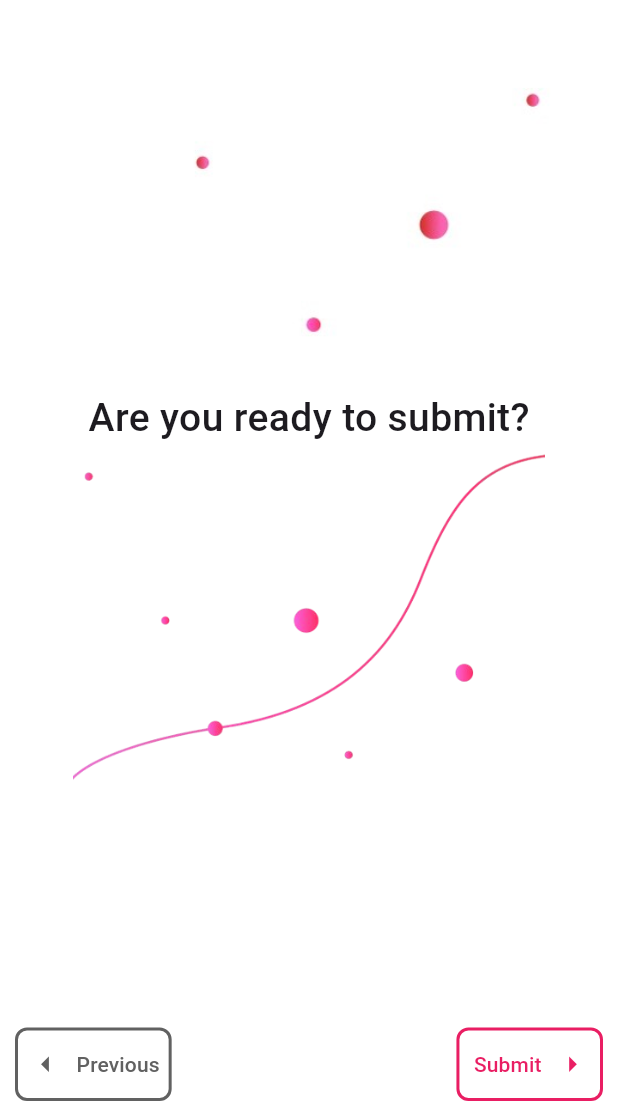
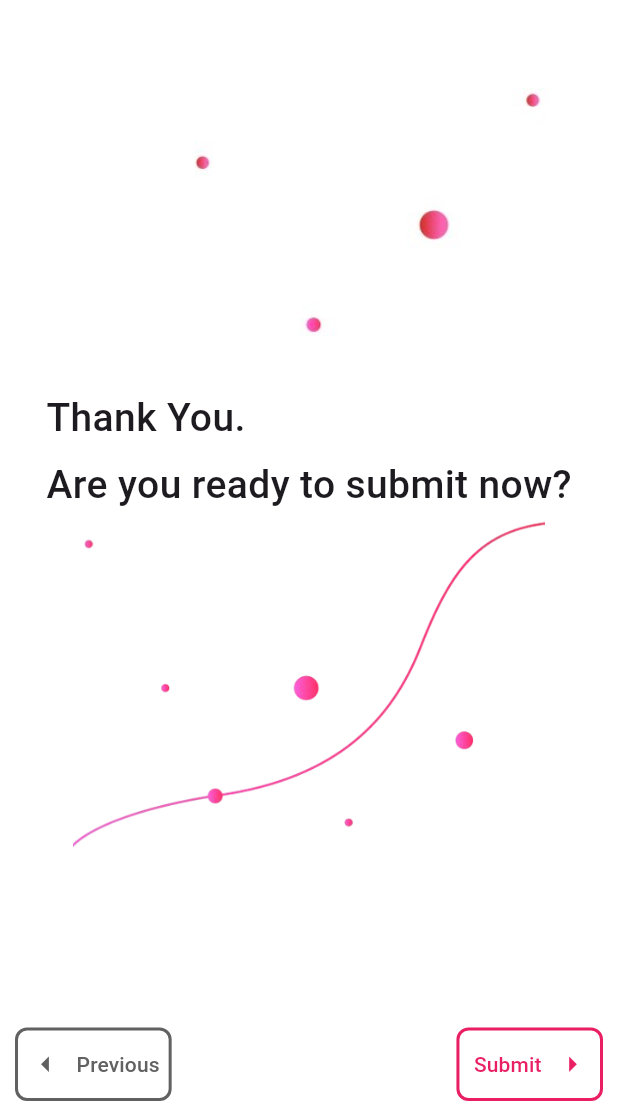
Before and after one commit to anusii/msfatigue, a Flutter app: the SubmissionPage screen opened directly, on a phone screen of 412 x 824 dp, the part 120-1236 px from its top. Run offline on Flutter 3.47's test engine with Material 3 defaults, Android fonts, the phone set to English and light mode, and no system bars; drawn by our look-alikes of flutter_markdown; our stand-ins replace equatable, flutter_bloc, gap, package_info_plus, shared_preferences, universal_io; missing offline and left inert: markdown_tooltip, rdflib, solidpod, window_manager; accounts and stored records are empty.

Commit message:
Improved submit message.

```diff
--- a/lib/questionnaire/submission.dart
+++ b/lib/questionnaire/submission.dart
@@ -244,7 +244,7 @@ class _SubmissionPageState extends State<SubmissionPage> {
                 padding: const EdgeInsets.symmetric(horizontal: 10.0),
                 child: MarkdownBody(
                   selectable: true,
-                  data: "Are you ready to submit?",
+                  data: "Thank You.\n\nAre you ready to submit now?",
                   styleSheet: MarkdownStyleSheet(
                     p: const TextStyle(
                         fontSize: 26, fontWeight: FontWeight.w500),
```
